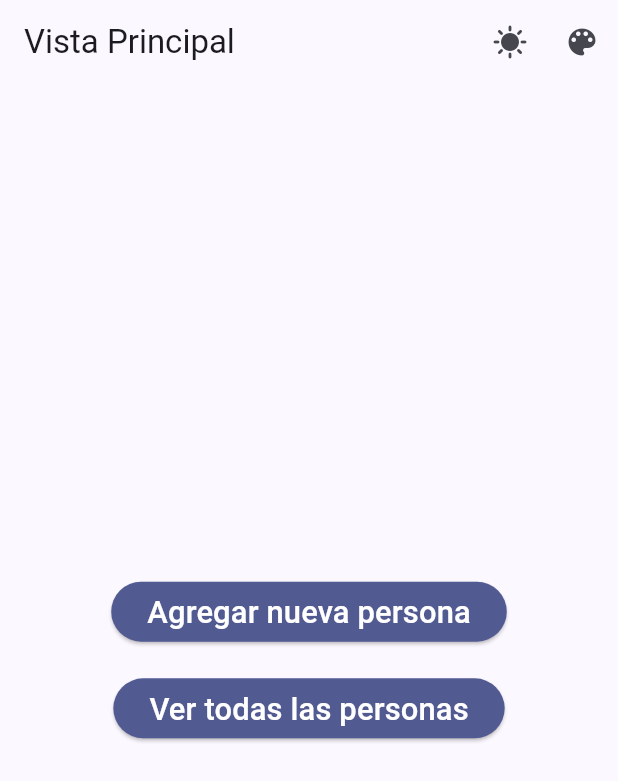
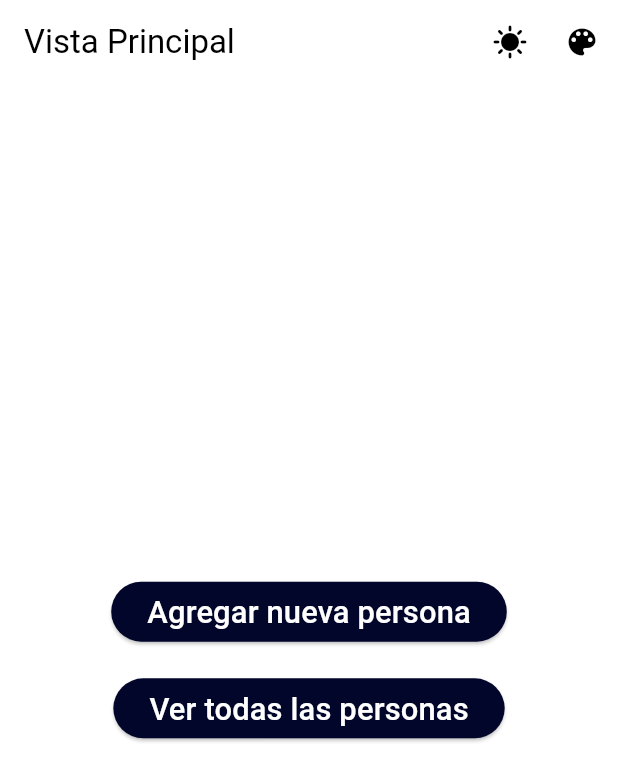
Before and after one commit to edunickdev/app-flutter, a Flutter app: the screen it shows after launch, on a phone screen of 412 x 824 dp. Shown: the top 781 px of the screen. Run offline on Flutter 3.47's test engine with Material 3 defaults, Android fonts, the phone set to English and light mode, and no system bars; our stand-ins replace dio, dropdown_search, flutter_riverpod, go_router, sqflite; accounts and stored records are empty.

```diff
--- a/lib/config/theme.dart
+++ b/lib/config/theme.dart
@@ -23,11 +23,12 @@ class AppTheme {
     : assert(currentColor >= 0 && currentColor < colors.length);
 
   ThemeData getTheme() {
-    ThemeData themeData = ThemeData(
-      colorSchemeSeed: colors[currentColor],
-      brightness: currentMode ? Brightness.dark : Brightness.light,
-    );
+    final brightness = currentMode ? Brightness.dark : Brightness.light;
 
-    return themeData;
+    final colorScheme = brightness == Brightness.dark
+        ? ColorScheme.dark(primary: colors[currentColor])
+        : ColorScheme.light(primary: colors[currentColor]);
+
+    return ThemeData(colorScheme: colorScheme);
   }
 }
```
